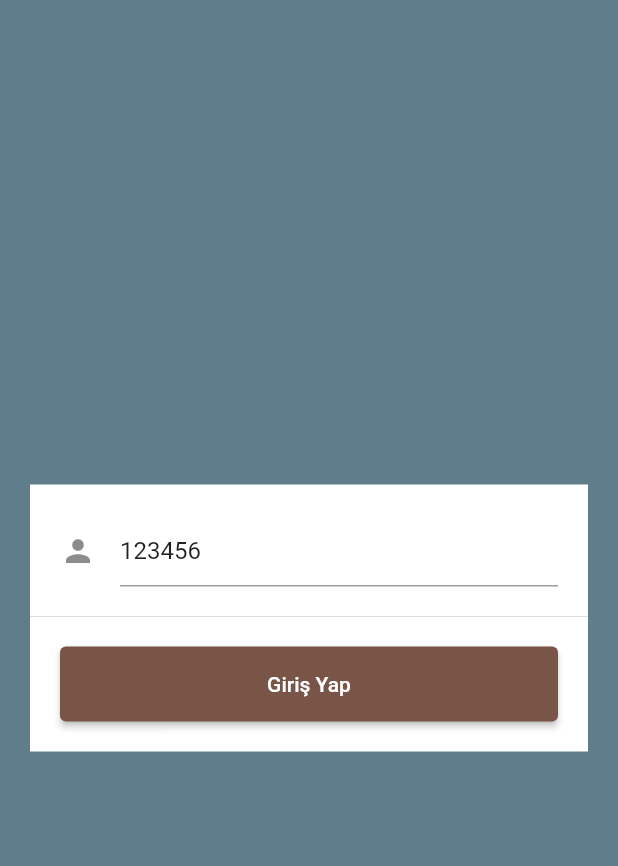
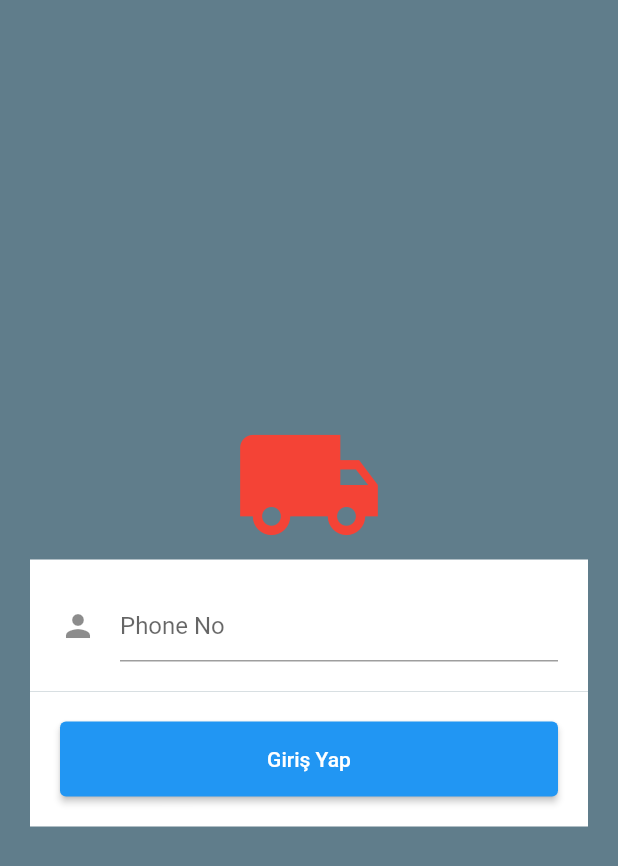
Before and after one commit to MrBuluc/Kolay-Teslimat, a Flutter app: the screen it shows after launch, on a phone screen of 412 x 824 dp. Shown: the top 866 px of the screen. Run offline on Flutter 3.47's test engine with Material 2 defaults, Android fonts, the phone set to English and light mode, and no system bars; our stand-ins replace flutter_mobx, get_it, mobx, shared_preferences; accounts and stored records are empty; generated files the repository leaves out were written again.

Commit message:
30.06.2023

```diff
--- a/lib/main.dart
+++ b/lib/main.dart
@@ -1,9 +1,16 @@
 import 'package:flutter/material.dart';
+import 'package:flutter_mobx/flutter_mobx.dart';
+import 'package:kolayca_teslimat/injector.dart' as injector;
 import 'package:kolayca_teslimat/pages/splash_page.dart';
 import 'package:kolayca_teslimat/routes.dart';
+import 'package:kolayca_teslimat/stores/root_store.dart';
+import 'package:provider/provider.dart';
 
-void main() {
-  runApp(const MyApp());
+void main() async {
+  await injector.init();
+  runApp(MultiProvider(providers: [
+    Provider.value(value: injector.serviceLocator.get<RootStore>())
+  ], child: const MyApp()));
 }
 
 class MyApp extends StatelessWidget {
@@ -11,13 +18,22 @@ class MyApp extends StatelessWidget {
 
   @override
   Widget build(BuildContext context) {
+    return Observer(builder: (context) {
       return MaterialApp(
         title: 'Flutter Demo',
         theme: ThemeData(
-        primarySwatch: Colors.brown,
-      ),
+            primaryColor: injector.serviceLocator
+                .get<RootStore>()
+                .themeStore
+                .primaryColor,
+            appBarTheme: AppBarTheme(
+                backgroundColor: injector.serviceLocator
+                    .get<RootStore>()
+                    .themeStore
+                    .primaryColor)),
         home: const SplashPage(),
         onGenerateRoute: Routes().onGenerateRoute,
       );
+    });
   }
 }
--- a/lib/pages/login_page.dart
+++ b/lib/pages/login_page.dart
@@ -1,4 +1,9 @@
 import 'package:flutter/material.dart';
+import 'package:kolayca_teslimat/stores/auth_store.dart';
+import 'package:kolayca_teslimat/stores/root_store.dart';
+import 'package:kolayca_teslimat/stores/theme_store.dart';
+import 'package:provider/provider.dart';
+import 'package:shared_preferences/shared_preferences.dart';
 
 import '../routes.dart';
 
@@ -10,9 +15,31 @@ class LoginPage extends StatefulWidget {
 }
 
 class _LoginPageState extends State<LoginPage> {
-  TextEditingController phoneCnt = TextEditingController(text: "123456");
+  TextEditingController phoneCnt = TextEditingController();
 
   bool loginIsStarted = false;
+
+  late RootStore rootStore;
+  late ThemeStore themeStore;
+  late AuthStore authStore;
+
+  @override
+  void initState() {
+    super.initState();
+
+    SharedPreferences.getInstance().then((sharedPreference) {
+      phoneCnt.text = sharedPreference.getString("phoneNo") ?? "";
+    });
+  }
+
+  @override
+  void didChangeDependencies() {
+    super.didChangeDependencies();
+
+    rootStore = Provider.of<RootStore>(context);
+    themeStore = rootStore.themeStore;
+    authStore = rootStore.authStore;
+  }
 
   @override
   Widget build(BuildContext context) {
@@ -27,7 +54,17 @@ class _LoginPageState extends State<LoginPage> {
       child: Column(
         crossAxisAlignment: CrossAxisAlignment.center,
         mainAxisAlignment: MainAxisAlignment.center,
-        children: [buildPhoneNo(), buildLoginButton()],
+        children: [
+          Hero(
+              tag: "logo",
+              child: Icon(
+                Icons.local_shipping,
+                size: 100,
+                color: themeStore.primaryColor,
+              )),
+          buildPhoneNo(),
+          buildLoginButton(),
+        ],
       ),
     );
   }
@@ -71,7 +108,18 @@ class _LoginPageState extends State<LoginPage> {
       ScaffoldMessenger.of(context).showSnackBar(
           const SnackBar(content: Text("Lütfen telefon No giriniz")));
     } else {
-      startFakeRequest();
+      startLoginRequest();
+    }
+  }
+
+  startLoginRequest() {
+    authStore.login(phoneCnt.text);
+
+    if (authStore.isLoggedIn) {
+      Navigator.of(context).pushReplacementNamed(Routes.home);
+    } else {
+      ScaffoldMessenger.of(context)
+          .showSnackBar(const SnackBar(content: Text("Bilgileriniz Hatalı")));
     }
   }
 
@@ -85,6 +133,10 @@ class _LoginPageState extends State<LoginPage> {
         loginIsStarted = false;
       });
 
+      SharedPreferences.getInstance().then((sharedPreferences) {
+        sharedPreferences.setString("phoneNo", phoneCnt.text);
+      });
+
       if (phoneCnt.text == "123456") {
         Navigator.of(context).pushReplacementNamed(Routes.home);
       } else {
```
Also changed, not shown: lib/injector.dart (added, +17 -0 lines), lib/models/user_model.dart (added, +18 -0 lines), lib/pages/home_page.dart (+30 -6 lines), lib/stores/auth_store.dart (added, +36 -0 lines), lib/stores/package_store.dart (added, +7 -0 lines), lib/stores/root_store.dart (added, +22 -0 lines), lib/stores/theme_store.dart (added, +16 -0 lines), lib/widgets/my_custom_drawer.dart (+26 -5 lines), pubspec.yaml (+11 -1 lines), assets/images/package-1.png (added), assets/images/package-2.png (added), lib/stores/theme_store.g.dart (added), pubspec.lock. Lines whose indentation alone changed are shown as unchanged.
